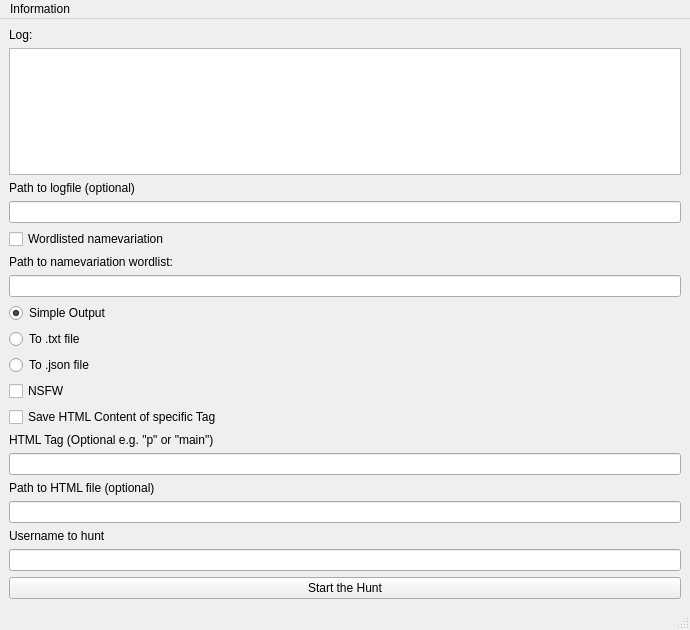
PanickingLynx/LookupPy, file akumapy.ui: the form before one commit.
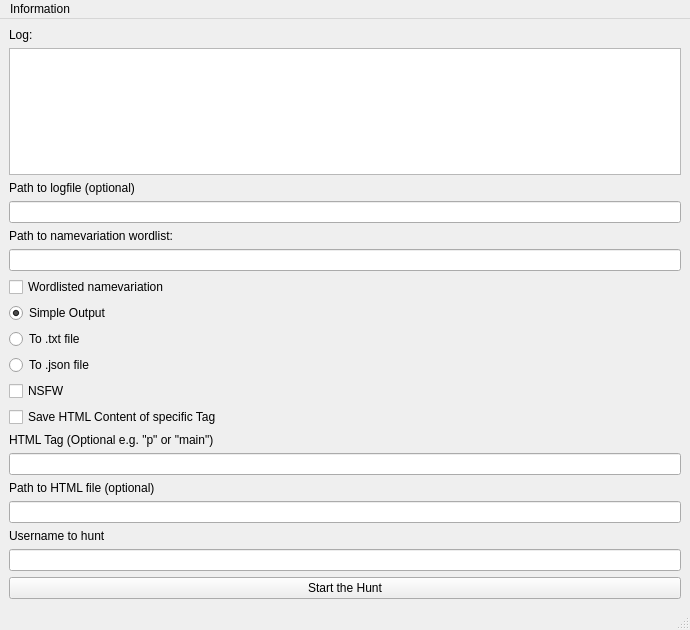
The form after the commit.

What changed in the file:
```diff
--- a/akumapy.ui
+++ b/akumapy.ui
@@ -51,14 +51,7 @@
        <string/>
       </property>
       <property name="alignment">
-       <set>Qt::AlignCenter</set>
-      </property>
-     </widget>
-    </item>
-    <item>
-     <widget class="QCheckBox" name="useNameVar">
-      <property name="text">
-       <string>Wordlisted namevariation</string>
+       <set>Qt::AlignLeading|Qt::AlignLeft|Qt::AlignVCenter</set>
       </property>
      </widget>
     </item>
@@ -70,7 +63,18 @@
      </widget>
     </item>
     <item>
-     <widget class="QLineEdit" name="namepath"/>
+     <widget class="QLineEdit" name="namepath">
+      <property name="alignment">
+       <set>Qt::AlignLeading|Qt::AlignLeft|Qt::AlignVCenter</set>
+      </property>
+     </widget>
+    </item>
+    <item>
+     <widget class="QCheckBox" name="useNameVar">
+      <property name="text">
+       <string>Wordlisted namevariation</string>
+      </property>
+     </widget>
     </item>
     <item>
      <widget class="QRadioButton" name="plainListRadio">
```
